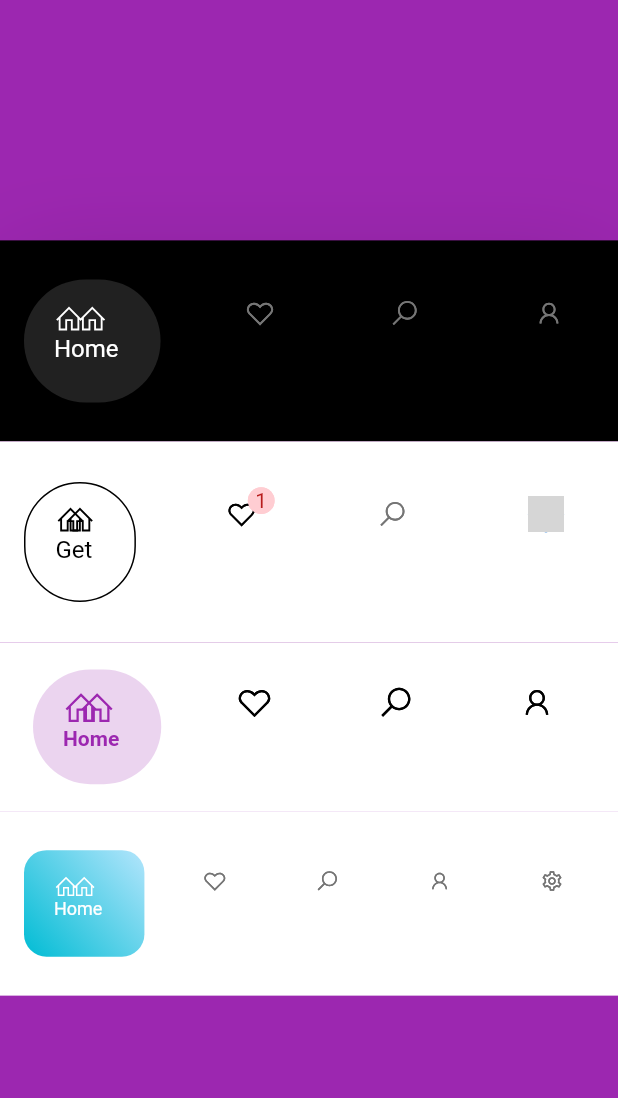
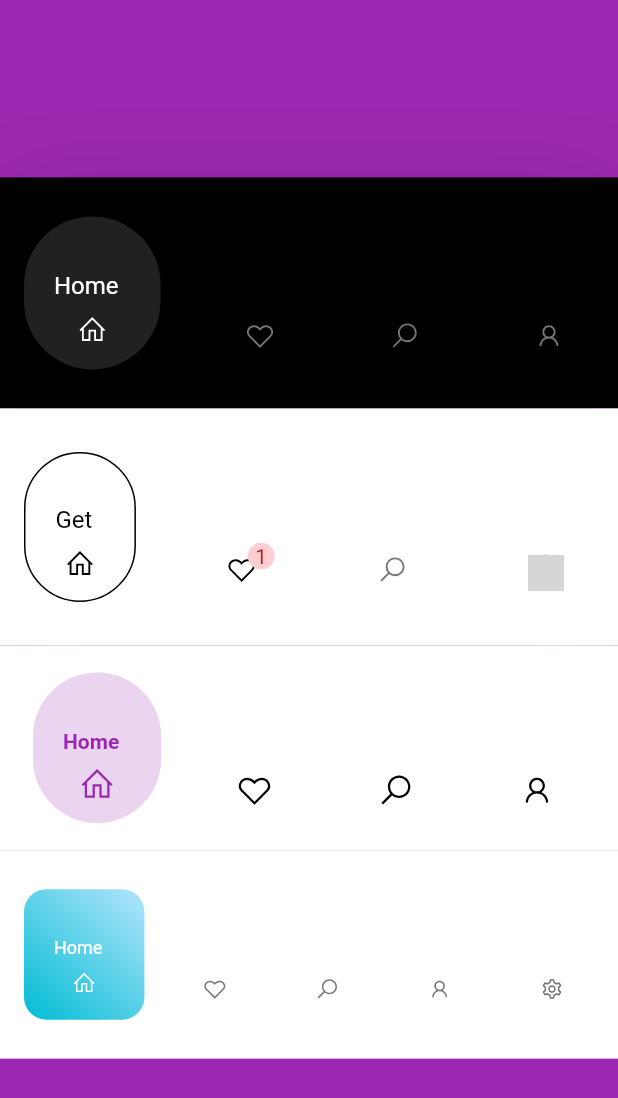
Before and after one commit to sooxt98/google_nav_bar, a Flutter app: the MyHomePage screen opened directly, after a tap on "Home", on a phone screen of 412 x 824 dp. Shown: the top 1098 px of the screen. Run offline on Flutter 3.47's test engine with Material 2 defaults, Android fonts, the phone set to English and light mode, and no system bars; drawn by our look-alikes of badges; our stand-ins replace line_icons; network calls fail; grey boxes are pictures that could not be loaded.

Commit message:
Update button.dart

```diff
--- a/lib/src/button.dart
+++ b/lib/src/button.dart
@@ -129,18 +129,18 @@ class _ButtonState extends State<Button> with TickerProviderStateMixin {
             ),
             child: FittedBox(
               fit: BoxFit.fitHeight,
-              child: Stack(children: [
+              child: Column(children: [
                 Column(
-                  mainAxisAlignment: MainAxisAlignment.end,
+                  //mainAxisAlignment: MainAxisAlignment.end,
                   children: [
                     Opacity(
-                      opacity: 1.0,
+                      opacity: 0,
                       child: icon,
                     ),
                     Container(
                       child: Container(
                         child: Align(
-                            alignment: Alignment.centerRight,
+                            //alignment: Alignment.centerRight,
                             widthFactor: curveValue,
                             child: Container(
                               child: Opacity(
@@ -173,7 +173,8 @@ class _ButtonState extends State<Button> with TickerProviderStateMixin {
                     ),
                   ],
                 ),
-                Align(alignment: Alignment.centerLeft, child: icon),
+                icon,
+                //Align(alignment: Alignment.centerLeft, child: icon),
               ]),
             ),
           ),
```
